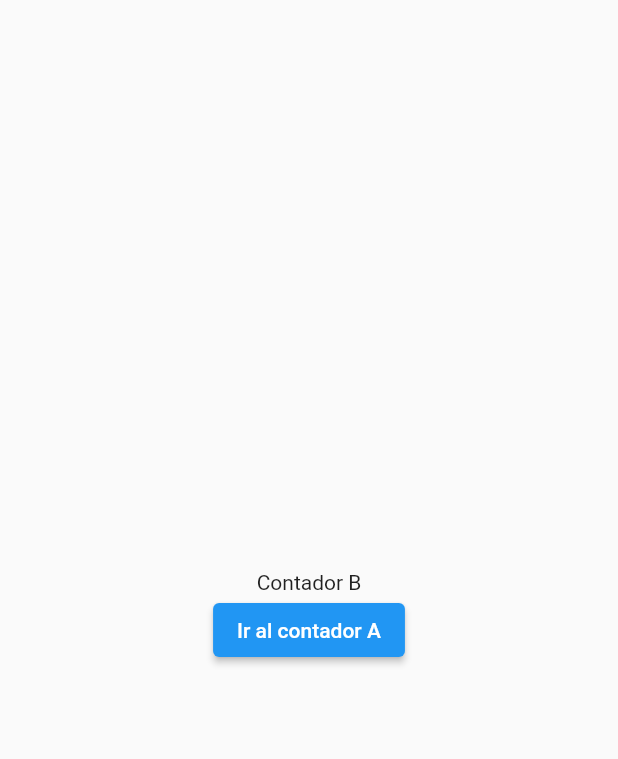
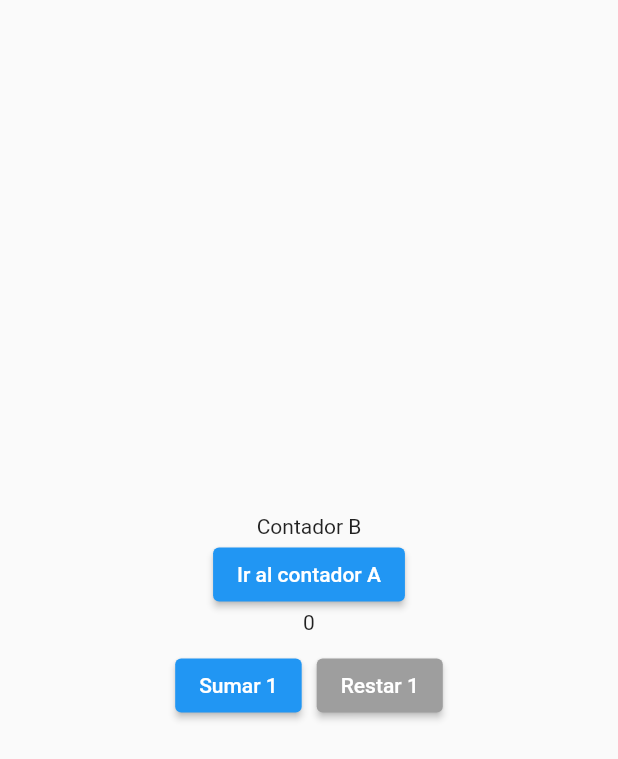
Before and after one commit to a-marimon/flutter_tasks, a Flutter app: the screen it shows after launch, after a tap on "Ir al contador B", on a phone screen of 412 x 824 dp. Shown: the top 759 px of the screen. Run offline on Flutter 3.47's test engine with Material 2 defaults, Android fonts, the phone set to English and light mode, and no system bars; our stand-ins replace bloc, flutter_bloc, go_router.

Commit message:
lógica de negocio implementada

```diff
--- a/lib/main.dart
+++ b/lib/main.dart
@@ -1,4 +1,6 @@
 import 'package:flutter/material.dart';
+import 'package:flutter_bloc/flutter_bloc.dart';
+import 'package:my_tasks/src/counter/bloc/counter_bloc.dart';
 import 'package:my_tasks/src/routes/app_router.dart';
 
 void main() {
@@ -12,8 +14,10 @@ class MyApp extends StatelessWidget {
   @override
   Widget build(BuildContext context) {
     final goRouter = router;
-    return MaterialApp.router(
-      title: 'Flutter Demo',
+    return BlocProvider(
+      create: (context) => CounterBloc(),
+      child: MaterialApp.router(
+        title: 'Flutter Counter',
         theme: ThemeData(
           // This is the theme of your application.
           //
@@ -27,6 +31,7 @@ class MyApp extends StatelessWidget {
           primarySwatch: Colors.blue,
         ),
         routerConfig: goRouter,
+      ),
     );
   }
 }
--- /dev/null
+++ b/lib/src/counter/bloc/counter_bloc.dart
@@ -0,0 +1,34 @@
+import 'package:bloc/bloc.dart';
+import 'package:meta/meta.dart';
+
+part 'counter_event.dart';
+part 'counter_state.dart';
+
+class CounterBloc extends Bloc<CounterEvent, CounterState> {
+  CounterBloc() : super(CounterState.initial()) {
+    on<CounterAddA>(_addCounterA);
+    on<CounterDecrementA>(_decrementCounterA);
+    on<CounterAddB>(_addCounterB);
+    on<CounterDecrementB>(_decrementCounterB);
+  }
+
+  void _addCounterA(CounterAddA event, Emitter<CounterState> emit) {
+    emit(state.copyWith(valueA: state.valueA! + 1));
+  }
+
+  void _decrementCounterA(CounterDecrementA event, Emitter<CounterState> emit) {
+    if (state.valueA != 0) {
+      emit(state.copyWith(valueA: state.valueA! - 1));
+    }
+  }
+
+  void _addCounterB(CounterAddB event, Emitter<CounterState> emit) {
+    emit(state.copyWith(valueB: state.valueB! + 1));
+  }
+
+  void _decrementCounterB(CounterDecrementB event, Emitter<CounterState> emit) {
+    if (state.valueB != 0) {
+      emit(state.copyWith(valueB: state.valueB! - 1));
+    }
+  }
+}
--- /dev/null
+++ b/lib/src/counter/bloc/counter_event.dart
@@ -0,0 +1,14 @@
+part of 'counter_bloc.dart';
+
+@immutable
+abstract class CounterEvent {}
+
+class CounterAddA extends CounterEvent {}
+
+class CounterDecrementA extends CounterEvent {}
+
+class CounterAddB extends CounterEvent {}
+
+class CounterDecrementB extends CounterEvent {}
+
+class CounterDecrement extends CounterEvent {}
--- /dev/null
+++ b/lib/src/counter/bloc/counter_state.dart
@@ -0,0 +1,20 @@
+part of 'counter_bloc.dart';
+
+@immutable
+class CounterState {
+  final int? valueA;
+  final int? valueB;
+
+  factory CounterState.initial() => const CounterState(valueA: 0, valueB: 0);
+  const CounterState({this.valueA, this.valueB});
+
+  CounterState copyWith({
+    final int? valueA,
+    final int? valueB,
+  }) {
+    return CounterState(
+      valueA: valueA ?? this.valueA,
+      valueB: valueB ?? this.valueB,
+    );
+  }
+}
--- /dev/null
+++ b/lib/src/counter/views/page1.dart
@@ -0,0 +1,50 @@
+import 'package:flutter/material.dart';
+import 'package:flutter_bloc/flutter_bloc.dart';
+import 'package:go_router/go_router.dart';
+import 'package:my_tasks/src/counter/bloc/counter_bloc.dart';
+import 'package:my_tasks/src/counter/widgets/counter_section.dart';
+import 'package:my_tasks/src/counter/widgets/navigation_section.dart';
+import 'package:my_tasks/src/routes/app_router.dart';
+
+class Page1 extends StatelessWidget {
+  const Page1({super.key});
+
+  @override
+  Widget build(BuildContext context) {
+    return Scaffold(
+      body: BlocBuilder<CounterBloc, CounterState>(
+        builder: (context, state) {
+          return SizedBox(
+            width: double.infinity,
+            child: Column(
+              mainAxisAlignment: MainAxisAlignment.center,
+              children: [
+                //* Navigation Section
+                NavigationSection(
+                  title: 'Contador A',
+                  text: 'Ir al contador B',
+                  onPressed: () {
+                    context.pushNamed(AppRouter.page2.name);
+                  },
+                ),
+
+                const SizedBox.square(dimension: 10),
+
+                //*Counter Section
+                CounterSection(
+                  value: state.valueA!,
+                  onPressedAdd: () {
+                    context.read<CounterBloc>().add(CounterAddA());
+                  },
+                  onPressedDecrement: () {
+                    context.read<CounterBloc>().add(CounterDecrementA());
+                  },
+                ),
+              ],
+            ),
+          );
+        },
+      ),
+    );
+  }
+}
--- /dev/null
+++ b/lib/src/counter/views/page2.dart
@@ -0,0 +1,47 @@
+import 'package:flutter/material.dart';
+import 'package:flutter_bloc/flutter_bloc.dart';
+import 'package:go_router/go_router.dart';
+import 'package:my_tasks/src/counter/bloc/counter_bloc.dart';
+import 'package:my_tasks/src/counter/widgets/counter_section.dart';
+import 'package:my_tasks/src/counter/widgets/navigation_section.dart';
+import 'package:my_tasks/src/routes/app_router.dart';
+
+class Page2 extends StatelessWidget {
+  const Page2({super.key});
+
+  @override
+  Widget build(BuildContext context) {
+    return Scaffold(
+      body: BlocBuilder<CounterBloc, CounterState>(
+        builder: (context, state) {
+          return SizedBox(
+            width: double.infinity,
+            child: Column(
+              mainAxisAlignment: MainAxisAlignment.center,
+              children: [
+                //* Navigation Section
+                NavigationSection(
+                  title: 'Contador B',
+                  text: 'Ir al contador A',
+                  onPressed: () {
+                    context.pushNamed(AppRouter.page1.name);
+                  },
+                ),
+
+                //*Counter Section
+                CounterSection(
+                  value: state.valueB!,
+                    onPressedAdd: () {
+                      context.read<CounterBloc>().add(CounterAddB());
+                    },
+                    onPressedDecrement: () {
+                      context.read<CounterBloc>().add(CounterDecrementB());
+                    }),
+              ],
+            ),
+          );
+        },
+      ),
+    );
+  }
+}
--- /dev/null
+++ b/lib/src/counter/widgets/counter_section.dart
@@ -0,0 +1,39 @@
+import 'package:flutter/material.dart';
+
+class CounterSection extends StatelessWidget {
+  const CounterSection({
+    super.key,
+    required this.onPressedAdd,
+    required this.onPressedDecrement,
+    required this.value,
+  });
+
+  final int value;
+  final Function() onPressedAdd;
+  final Function() onPressedDecrement;
+
+  @override
+  Widget build(BuildContext context) {
+    return Column(
+      children: [
+        Text(value.toString()),
+        const SizedBox.square(dimension: 10),
+        Row(
+          mainAxisAlignment: MainAxisAlignment.center,
+          children: [
+            ElevatedButton(
+              onPressed: onPressedAdd,
+              child: const Text('Sumar 1'),
+            ),
+            const SizedBox.square(dimension: 10),
+            ElevatedButton(
+              style: ElevatedButton.styleFrom(backgroundColor: Colors.grey),
+              onPressed: onPressedDecrement,
+              child: const Text('Restar 1'),
+            ),
+          ],
+        ),
+      ],
+    );
+  }
+}
--- /dev/null
+++ b/lib/src/counter/widgets/navigation_section.dart
@@ -0,0 +1,23 @@
+import 'package:flutter/material.dart';
+
+class NavigationSection extends StatelessWidget {
+  const NavigationSection(
+      {super.key, required this.title, required this.text, required this.onPressed});
+
+  final String title;
+  final String text;
+  final Function() onPressed;
+
+  @override
+  Widget build(BuildContext context) {
+    return Column(
+      children: [
+        Text(title),
+        ElevatedButton(
+          onPressed: onPressed,
+          child: Text(text),
+        ),
+      ],
+    );
+  }
+}
--- a/lib/src/routes/app_router.dart
+++ b/lib/src/routes/app_router.dart
@@ -1,6 +1,6 @@
 import 'package:go_router/go_router.dart';
-import 'package:my_tasks/src/views/page1.dart';
-import 'package:my_tasks/src/views/page2.dart';
+import 'package:my_tasks/src/counter/views/page1.dart';
+import 'package:my_tasks/src/counter/views/page2.dart';
 
 enum AppRouter { page1, page2 }
 
--- a/lib/src/views/page1.dart
+++ /dev/null
@@ -1,28 +0,0 @@
-import 'package:flutter/material.dart';
-import 'package:go_router/go_router.dart';
-import 'package:my_tasks/src/routes/app_router.dart';
-
-class Page1 extends StatelessWidget {
-  const Page1({super.key});
-
-  @override
-  Widget build(BuildContext context) {
-    return Scaffold(
-      body: SizedBox(
-        width: double.infinity,
-        child: Column(
-          mainAxisAlignment: MainAxisAlignment.center,
-          children: [
-            const Text('Contador A'),
-            ElevatedButton(
-              child: const Text('Ir al contador B'),
-              onPressed: () {
-                context.pushNamed(AppRouter.page2.name);
-              },
-            ),
-          ],
-        ),
-      ),
-    );
-  }
-}
--- a/lib/src/views/page2.dart
+++ /dev/null
@@ -1,28 +0,0 @@
-import 'package:flutter/material.dart';
-import 'package:go_router/go_router.dart';
-import 'package:my_tasks/src/routes/app_router.dart';
-
-class Page2 extends StatelessWidget {
-  const Page2({super.key});
-
-  @override
-  Widget build(BuildContext context) {
-    return Scaffold(
-      body: SizedBox(
-        width: double.infinity,
-        child: Column(
-          mainAxisAlignment: MainAxisAlignment.center,
-          children: [
-            const Text('Contador B'),
-            ElevatedButton(
-              child: const Text('Ir al contador A'),
-              onPressed: () {
-                context.pushNamed(AppRouter.page1.name);
-              },
-            ),
-          ],
-        ),
-      ),
-    );
-  }
-}
--- a/pubspec.yaml
+++ b/pubspec.yaml
@@ -40,6 +40,7 @@ dependencies:
   # State managment
   flutter_bloc: ^8.1.3
   bloc: ^8.1.2
+  equatable: ^2.0.5
 
   # Navigation
   go_router: ^7.1.1
```
Also changed, not shown: pubspec.lock. Lines whose indentation alone changed are shown as unchanged.
